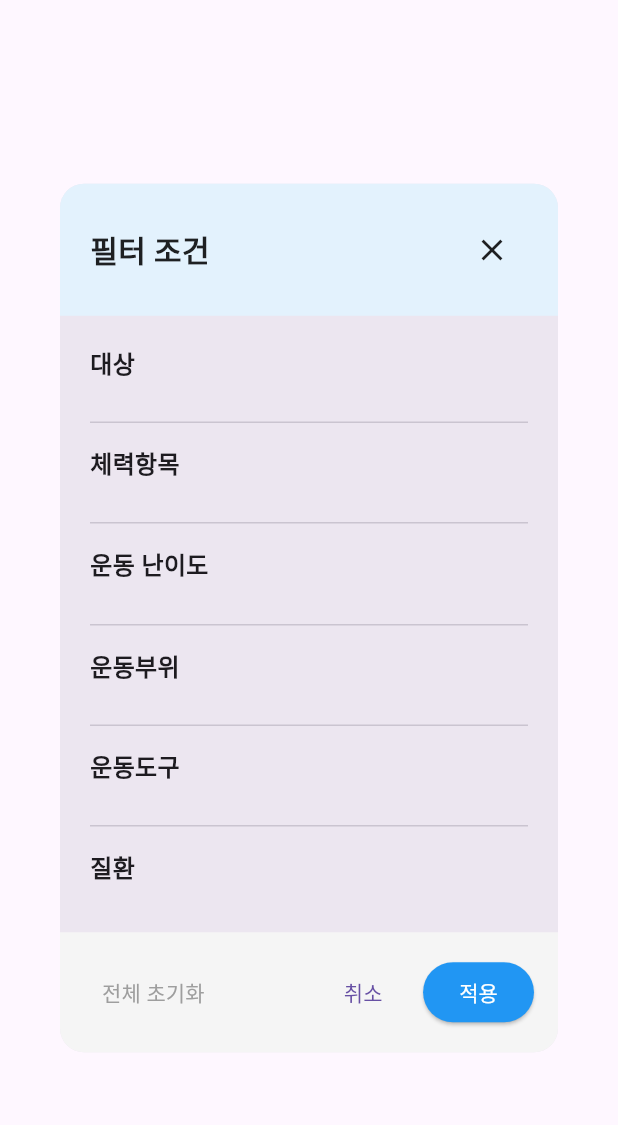
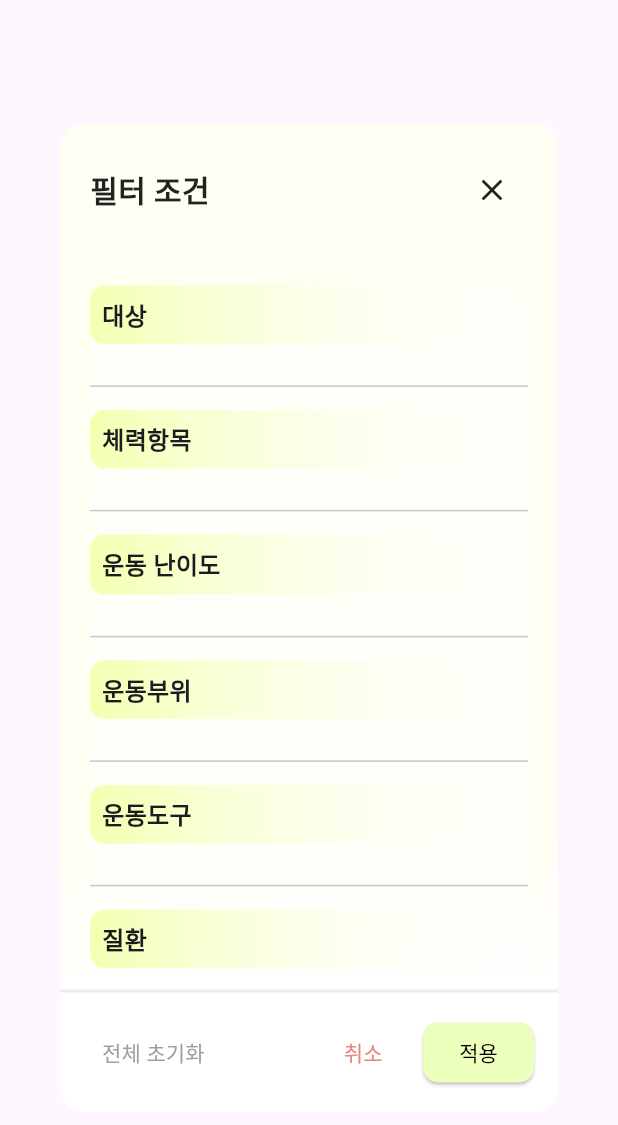
Before and after one commit to Team2Kim/flutter_frontend, a Flutter app: the _FilterDialog widget shown alone on an empty page, opened directly with empty values, on a phone screen of 412 x 824 dp. Shown: the top 1125 px of the screen. Run offline on Flutter 3.47's test engine with Material 3 defaults, Android fonts, the phone set to English and light mode, and no system bars; our stand-ins replace cached_network_image, flutter_dotenv, geolocator, permission_handler, shared_preferences, table_calendar and 1 more; missing offline and left inert: body_part_selector, flutter_naver_map; accounts and stored records are empty; network calls fail; Roboto replaces fonts that are missing (Pretendard).

Commit message:
style: 251115 0100 조건 검색 스타일 수정

```diff
--- a/lib/screen/video_search_screen.dart
+++ b/lib/screen/video_search_screen.dart
@@ -708,6 +708,15 @@ class _FilterDialogState extends State<_FilterDialog> {
         borderRadius: BorderRadius.circular(16),
       ),
       child: Container(
+        decoration: BoxDecoration(
+          gradient: LinearGradient(
+            colors: [const Color.fromARGB(255, 255, 254, 242), const Color.fromARGB(255, 255, 255, 255)],
+            begin: Alignment.topCenter,
+            end: Alignment.bottomCenter,
+            stops: [0.7, 0.9],
+          ),
+          borderRadius: BorderRadius.circular(16),
+        ),
         constraints: BoxConstraints(
           maxHeight: MediaQuery.of(context).size.height * 0.8,
           maxWidth: MediaQuery.of(context).size.width * 0.9,
@@ -719,7 +728,7 @@ class _FilterDialogState extends State<_FilterDialog> {
             Container(
               padding: const EdgeInsets.all(20),
               decoration: BoxDecoration(
-                color: Colors.blue.shade50,
+                color: const Color.fromARGB(255, 255, 254, 242),
                 borderRadius: const BorderRadius.only(
                   topLeft: Radius.circular(16),
                   topRight: Radius.circular(16),
@@ -748,7 +757,12 @@ class _FilterDialogState extends State<_FilterDialog> {
             Flexible(
               child: SingleChildScrollView(
                 padding: const EdgeInsets.all(20),
-                child: Column(
+                child: Container(
+                  decoration: BoxDecoration(
+                    color: const Color.fromARGB(110, 255, 255, 255),
+                    borderRadius: BorderRadius.circular(16),
+                  ),
+                  child: Column(
                   crossAxisAlignment: CrossAxisAlignment.start,
                   children: [
                     _buildFilterSection(
@@ -820,11 +834,13 @@ class _FilterDialogState extends State<_FilterDialog> {
                 ),
               ),
             ),
+            ),
             // 하단 버튼
             Container(
               padding: const EdgeInsets.all(16),
               decoration: BoxDecoration(
-                color: Colors.grey.shade100,
+                border: Border(top: BorderSide(color: Colors.grey.shade200, width: 2)),
+                color: const Color.fromARGB(110, 255, 255, 255),
                 borderRadius: const BorderRadius.only(
                   bottomLeft: Radius.circular(16),
                   bottomRight: Radius.circular(16),
@@ -853,7 +869,7 @@ class _FilterDialogState extends State<_FilterDialog> {
                     children: [
                       TextButton(
                         onPressed: () => Navigator.of(context).pop(),
-                        child: const Text('취소'),
+                        child: const Text('취소', style: TextStyle(color: Color.fromARGB(255, 228, 137, 131))),
                       ),
                       const SizedBox(width: 8),
                       ElevatedButton(
@@ -869,10 +885,13 @@ class _FilterDialogState extends State<_FilterDialog> {
                           widget.onApply();
                         },
                         style: ElevatedButton.styleFrom(
-                          backgroundColor: Colors.blue,
+                          shape: RoundedRectangleBorder(
+                            borderRadius: BorderRadius.circular(10),
+                          ),
+                          backgroundColor: const Color.fromARGB(255, 236, 255, 188),
                           foregroundColor: Colors.white,
                         ),
-                        child: const Text('적용'),
+                        child: const Text('적용', style: TextStyle(color: Colors.black)),
                       ),
                     ],
                   ),
@@ -894,11 +913,23 @@ class _FilterDialogState extends State<_FilterDialog> {
     return Column(
       crossAxisAlignment: CrossAxisAlignment.start,
       children: [
-        Text(
-          title,
-          style: const TextStyle(
-            fontSize: 16,
-            fontWeight: FontWeight.bold,
+        Container(
+          width: double.infinity,
+          padding: const EdgeInsets.all(8),
+          decoration: BoxDecoration(
+            gradient: LinearGradient(
+              colors: [const Color.fromARGB(255, 245, 255, 177), const Color.fromARGB(0, 255, 255, 255)],
+              begin: Alignment.centerLeft,
+              end: Alignment.centerRight,
+            ),
+            borderRadius: BorderRadius.circular(10),
+          ),
+          child: Text(
+            title,
+            style: const TextStyle(
+              fontSize: 16,
+              fontWeight: FontWeight.bold,
+            ),
           ),
         ),
         const SizedBox(height: 12),
@@ -908,12 +939,17 @@ class _FilterDialogState extends State<_FilterDialog> {
           children: options.map((option) {
             final isSelected = selectedValue == option;
             return FilterChip(
-              label: Text(option),
+              label: Text(option, style: const TextStyle(color: Colors.black)),
+              side: BorderSide(color: const Color.fromARGB(255, 167, 167, 167), width: isSelected ? 2 : 1),
+              shape: RoundedRectangleBorder(
+                borderRadius: BorderRadius.circular(16),
+              ),
               selected: isSelected,
               onSelected: (selected) {
                 onChanged(selected ? option : null);
               },
-              selectedColor: Colors.blue[100],
+              backgroundColor: const Color.fromARGB(255, 247, 247, 247),
+              selectedColor: const Color.fromARGB(255, 249, 255, 195),
               checkmarkColor: Colors.blue[800],
             );
           }).toList(),
```
Also changed, not shown: pubspec.lock.
